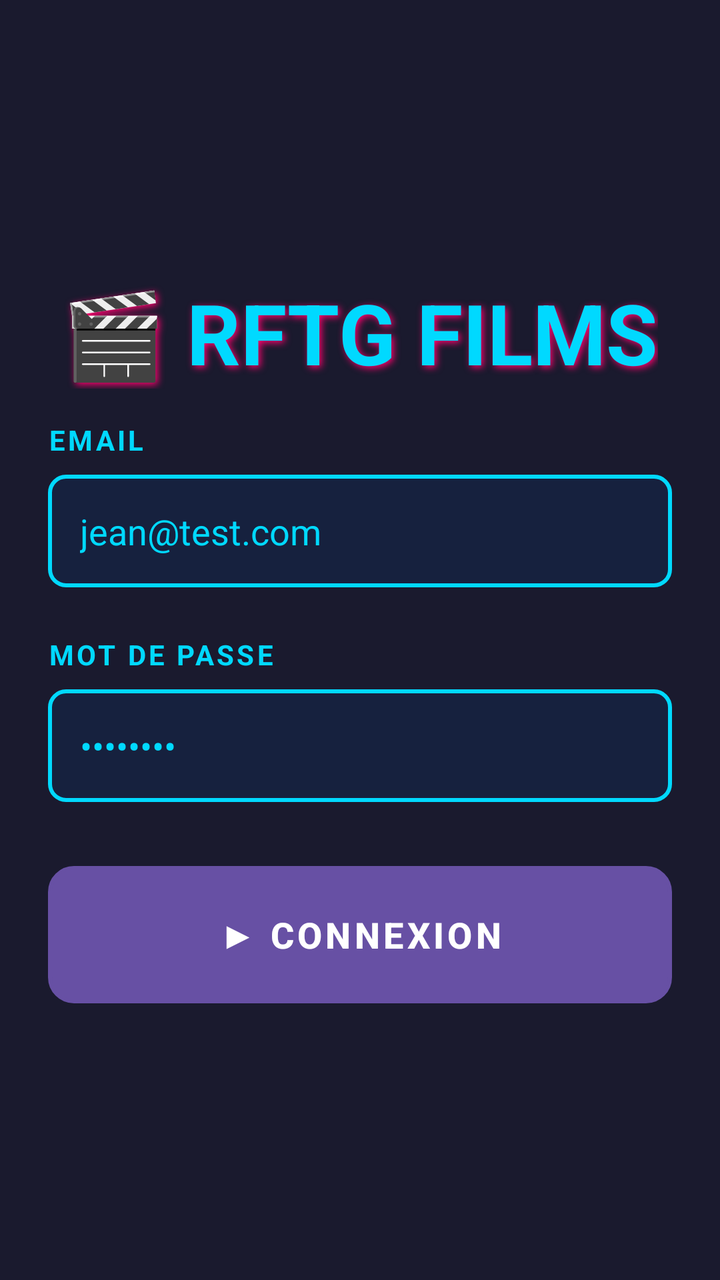
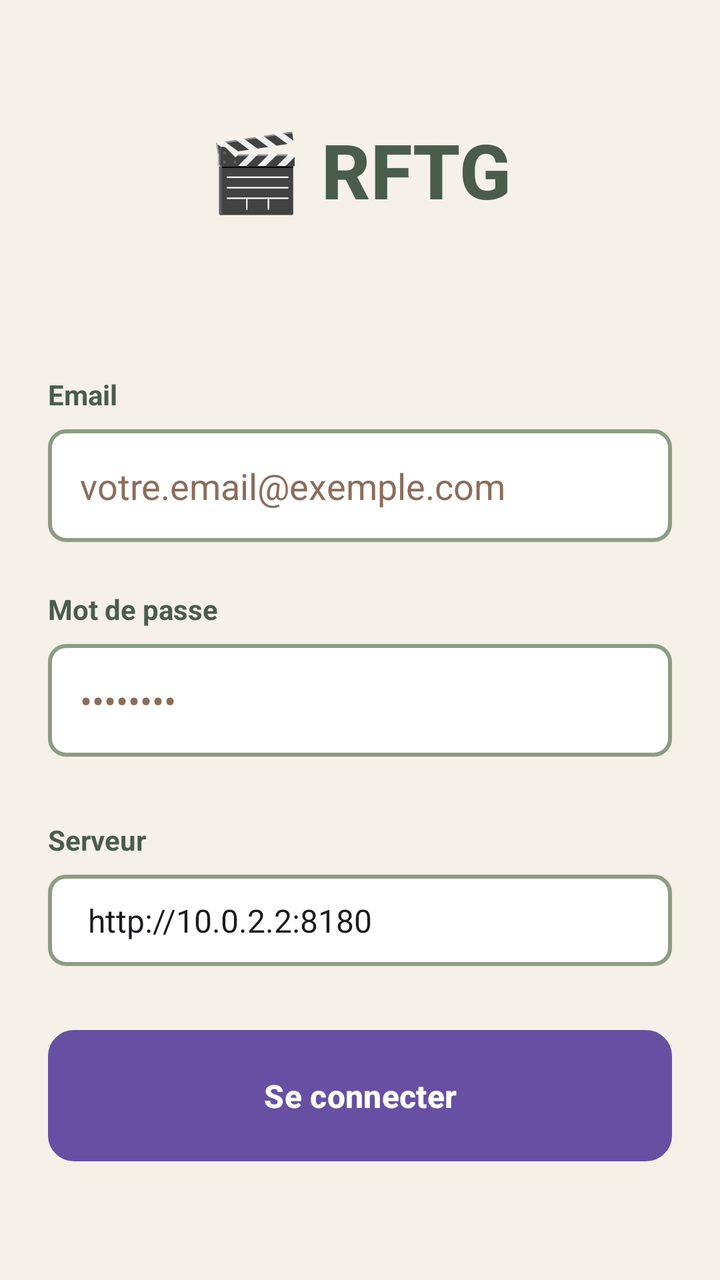

Compare the two renders of this Android layout. The source of the first and the diff that turns it into the second are given below.
<!-- AndroidManifest.xml: application theme Theme.Applicationrftg -->
<!-- res/layout/activity_login.xml -->
<?xml version="1.0" encoding="utf-8"?>
<LinearLayout xmlns:android="http://schemas.android.com/apk/res/android"
    android:layout_width="match_parent"
    android:layout_height="match_parent"
    android:orientation="vertical"
    android:padding="24dp"
    android:gravity="center"
    android:background="@color/background_dark">

    
    <TextView
        android:id="@+id/tvTitreApp"
        android:layout_width="wrap_content"
        android:layout_height="wrap_content"
        android:layout_marginBottom="16dp"
        android:shadowColor="@color/retro_pink"
        android:shadowDx="3"
        android:shadowDy="3"
        android:shadowRadius="8"
        android:text="🎬 RFTG FILMS"
        android:textColor="@color/retro_cyan"
        android:textSize="42sp"
        android:textStyle="bold" />

    
    <TextView
        android:layout_width="match_parent"
        android:layout_height="wrap_content"
        android:text="EMAIL"
        android:textSize="14sp"
        android:textStyle="bold"
        android:textColor="@color/retro_cyan"
        android:letterSpacing="0.1"
        android:layout_marginBottom="8dp" />

    <EditText
        android:id="@+id/etEmail"
        android:layout_width="match_parent"
        android:layout_height="wrap_content"
        android:hint="jean@test.com"
        android:inputType="textEmailAddress"
        android:padding="16dp"
        android:textColor="@color/text_primary"
        android:textColorHint="@color/retro_cyan"
        android:background="@drawable/retro_edittext_background"
        android:layout_marginBottom="24dp" />

    
    <TextView
        android:layout_width="match_parent"
        android:layout_height="wrap_content"
        android:text="MOT DE PASSE"
        android:textSize="14sp"
        android:textStyle="bold"
        android:textColor="@color/retro_cyan"
        android:letterSpacing="0.1"
        android:layout_marginBottom="8dp" />

    <EditText
        android:id="@+id/etPassword"
        android:layout_width="match_parent"
        android:layout_height="wrap_content"
        android:hint="••••••••"
        android:inputType="textPassword"
        android:padding="16dp"
        android:textColor="@color/text_primary"
        android:textColorHint="@color/retro_cyan"
        android:background="@drawable/retro_edittext_background"
        android:layout_marginBottom="32dp" />

    
    <Button
        android:id="@+id/btnLogin"
        android:layout_width="match_parent"
        android:layout_height="wrap_content"
        android:text="▶ CONNEXION"
        android:textSize="18sp"
        android:textStyle="bold"
        android:letterSpacing="0.1"
        android:padding="18dp"
        android:background="@drawable/retro_button_gradient"
        android:textColor="@color/white" />

    
    <ProgressBar
        android:id="@+id/progressBarLogin"
        android:layout_width="wrap_content"
        android:layout_height="wrap_content"
        android:layout_marginTop="24dp"
        android:indeterminateTint="@color/retro_cyan"
        android:visibility="gone" />

    
    <TextView
        android:id="@+id/tvErreurLogin"
        android:layout_width="wrap_content"
        android:layout_height="wrap_content"
        android:layout_marginTop="16dp"
        android:textColor="@color/retro_pink"
        android:textSize="14sp"
        android:textStyle="bold"
        android:visibility="gone" />

</LinearLayout>
<!-- resources referenced by this layout -->
<resources>
  <color name="background_dark">#1A1A2E</color>
  <color name="retro_cyan">#00D9FF</color>
  <color name="retro_pink">#FF006E</color>
  <color name="text_primary">#FFFFFF</color>
  <color name="white">#FFFFFFFF</color>
  <!-- drawable retro_button_gradient (drawable) -->
  <?xml version="1.0" encoding="utf-8"?>
  <shape xmlns:android="http://schemas.android.com/apk/res/android">
      <gradient
          android:startColor="@color/button_gradient_start"
          android:endColor="@color/button_gradient_end"
          android:angle="45"/>
      <corners android:radius="12dp"/>
      <stroke
          android:width="2dp"
          android:color="@color/retro_cyan"/>
  </shape>
  <!-- drawable retro_edittext_background (drawable) -->
  <?xml version="1.0" encoding="utf-8"?>
  <shape xmlns:android="http://schemas.android.com/apk/res/android">
      <solid android:color="@color/card_background"/>
      <corners android:radius="8dp"/>
      <stroke
          android:width="2dp"
          android:color="@color/retro_cyan"/>
      <padding
          android:left="12dp"
          android:right="12dp"
          android:top="12dp"
          android:bottom="12dp"/>
  </shape>
  <style name="Theme.Applicationrftg" parent="Base.Theme.Applicationrftg" />
  <color name="button_gradient_start">#9D4EDD</color>
  <color name="button_gradient_end">#FF006E</color>
  <color name="card_background">#16213E</color>
  <style name="Base.Theme.Applicationrftg" parent="Theme.Material3.DayNight.NoActionBar">
          
          
      </style>
</resources>

<!-- the commit's change to res/layout/activity_login.xml (unified diff, before → after) -->
@@ -8,40 +8,45 @@
     android:background="@color/background_dark">
 
     
+
     <TextView
         android:id="@+id/tvTitreApp"
         android:layout_width="wrap_content"
         android:layout_height="wrap_content"
-        android:layout_marginBottom="16dp"
-        android:shadowColor="@color/retro_pink"
-        android:shadowDx="3"
-        android:shadowDy="3"
-        android:shadowRadius="8"
-        android:text="🎬 RFTG FILMS"
-        android:textColor="@color/retro_cyan"
-        android:textSize="42sp"
+        android:layout_marginBottom="24dp"
+        android:fontFamily="sans-serif-medium"
+        android:text="🎬 RFTG"
+        android:textColor="@color/camping_forest"
+        android:textSize="38sp"
         android:textStyle="bold" />
+
+    <TextView
+        android:layout_width="wrap_content"
+        android:layout_height="wrap_content"
+        android:layout_marginBottom="32dp"
+        android:textColor="@color/camping_earth"
+        android:textSize="16sp"
+        android:textStyle="italic" />
 
     
     <TextView
         android:layout_width="match_parent"
         android:layout_height="wrap_content"
-        android:text="EMAIL"
+        android:text="Email"
         android:textSize="14sp"
         android:textStyle="bold"
-        android:textColor="@color/retro_cyan"
-        android:letterSpacing="0.1"
+        android:textColor="@color/camping_forest"
         android:layout_marginBottom="8dp" />
 
     <EditText
         android:id="@+id/etEmail"
         android:layout_width="match_parent"
         android:layout_height="wrap_content"
-        android:hint="jean@test.com"
+        android:hint="votre.email@exemple.com"
         android:inputType="textEmailAddress"
         android:padding="16dp"
         android:textColor="@color/text_primary"
-        android:textColorHint="@color/retro_cyan"
+        android:textColorHint="@color/camping_earth"
         android:background="@drawable/retro_edittext_background"
         android:layout_marginBottom="24dp" />
 
@@ -49,11 +54,10 @@
     <TextView
         android:layout_width="match_parent"
         android:layout_height="wrap_content"
-        android:text="MOT DE PASSE"
+        android:text="Mot de passe"
         android:textSize="14sp"
         android:textStyle="bold"
-        android:textColor="@color/retro_cyan"
-        android:letterSpacing="0.1"
+        android:textColor="@color/camping_forest"
         android:layout_marginBottom="8dp" />
 
     <EditText
@@ -64,19 +68,37 @@
         android:inputType="textPassword"
         android:padding="16dp"
         android:textColor="@color/text_primary"
-        android:textColorHint="@color/retro_cyan"
+        android:textColorHint="@color/camping_earth"
         android:background="@drawable/retro_edittext_background"
         android:layout_marginBottom="32dp" />
+
+    
+    <TextView
+        android:layout_width="match_parent"
+        android:layout_height="wrap_content"
+        android:text="Serveur"
+        android:textSize="14sp"
+        android:textStyle="bold"
+        android:textColor="@color/camping_forest"
+        android:layout_marginBottom="8dp" />
+
+    <Spinner
+        android:id="@+id/spinnerURLs"
+        android:layout_width="match_parent"
+        android:layout_height="wrap_content"
+        android:padding="12dp"
+        android:background="@drawable/retro_edittext_background"
+        android:layout_marginBottom="32dp"
+        android:entries="@array/listeURLs" />
 
     
     <Button
         android:id="@+id/btnLogin"
         android:layout_width="match_parent"
         android:layout_height="wrap_content"
-        android:text="▶ CONNEXION"
-        android:textSize="18sp"
+        android:text="Se connecter"
+        android:textSize="16sp"
         android:textStyle="bold"
-        android:letterSpacing="0.1"
         android:padding="18dp"
         android:background="@drawable/retro_button_gradient"
         android:textColor="@color/white" />
@@ -87,7 +109,7 @@
         android:layout_width="wrap_content"
         android:layout_height="wrap_content"
         android:layout_marginTop="24dp"
-        android:indeterminateTint="@color/retro_cyan"
+        android:indeterminateTint="@color/camping_sage"
         android:visibility="gone" />
 
     
@@ -96,7 +118,7 @@
         android:layout_width="wrap_content"
         android:layout_height="wrap_content"
         android:layout_marginTop="16dp"
-        android:textColor="@color/retro_pink"
+        android:textColor="@color/camping_terracotta"
         android:textSize="14sp"
         android:textStyle="bold"
         android:visibility="gone" />
<!-- resource entries referenced after the edit -->
@@ -1,9 +1,15 @@
 <!-- resources referenced by this layout -->
 <resources>
-  <color name="background_dark">#1A1A2E</color>
-  <color name="retro_cyan">#00D9FF</color>
-  <color name="retro_pink">#FF006E</color>
-  <color name="text_primary">#FFFFFF</color>
+  <string-array name="listeURLs">
+          <item>http://10.0.2.2:8180</item>
+          <item>http://rftg.mtb111.com</item>
+      </string-array>
+  <color name="background_dark">#F5F0E8</color>
+  <color name="camping_earth">#8C6D5A</color>
+  <color name="camping_forest">#4A5D4B</color>
+  <color name="camping_sage">#8B9D83</color>
+  <color name="camping_terracotta">#C17C5C</color>
+  <color name="text_primary">#2C3E2F</color>
   <color name="white">#FFFFFFFF</color>
   <!-- drawable retro_button_gradient (drawable) -->
   <?xml version="1.0" encoding="utf-8"?>
@@ -15,16 +21,16 @@
       <corners android:radius="12dp"/>
       <stroke
           android:width="2dp"
-          android:color="@color/retro_cyan"/>
+          android:color="@color/camping_forest"/>
   </shape>
   <!-- drawable retro_edittext_background (drawable) -->
   <?xml version="1.0" encoding="utf-8"?>
   <shape xmlns:android="http://schemas.android.com/apk/res/android">
-      <solid android:color="@color/card_background"/>
+      <solid android:color="@color/white"/>
       <corners android:radius="8dp"/>
       <stroke
           android:width="2dp"
-          android:color="@color/retro_cyan"/>
+          android:color="@color/camping_sage"/>
       <padding
           android:left="12dp"
           android:right="12dp"
@@ -32,9 +38,8 @@
           android:bottom="12dp"/>
   </shape>
   <style name="Theme.Applicationrftg" parent="Base.Theme.Applicationrftg" />
-  <color name="button_gradient_start">#9D4EDD</color>
-  <color name="button_gradient_end">#FF006E</color>
-  <color name="card_background">#16213E</color>
+  <color name="button_gradient_start">#8B9D83</color>
+  <color name="button_gradient_end">#4A5D4B</color>
   <style name="Base.Theme.Applicationrftg" parent="Theme.Material3.DayNight.NoActionBar">
           
           
